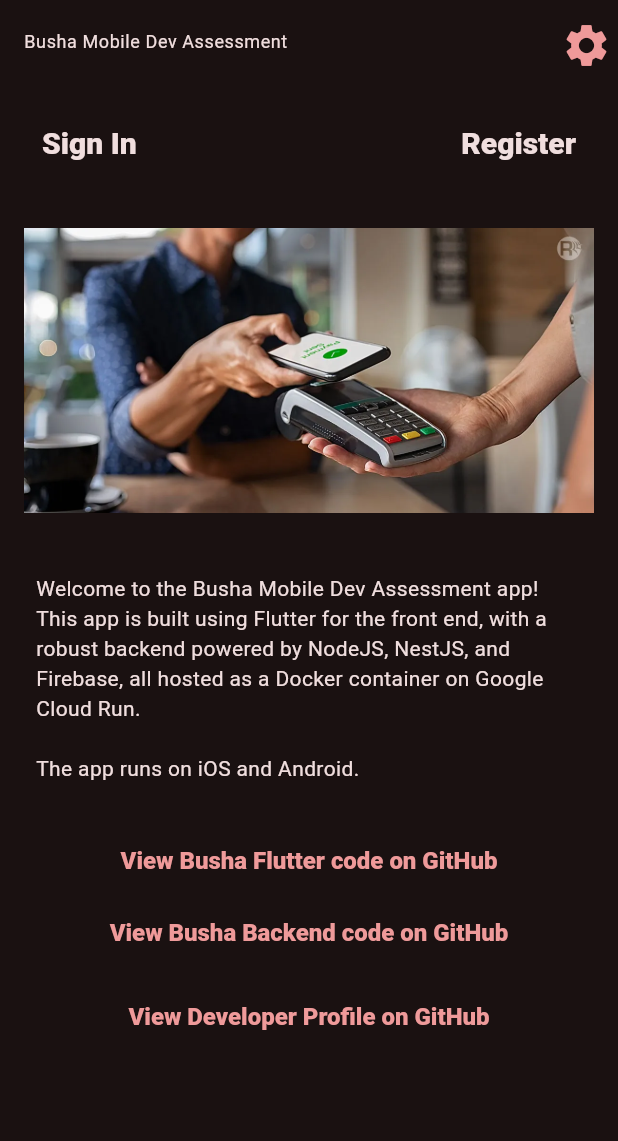
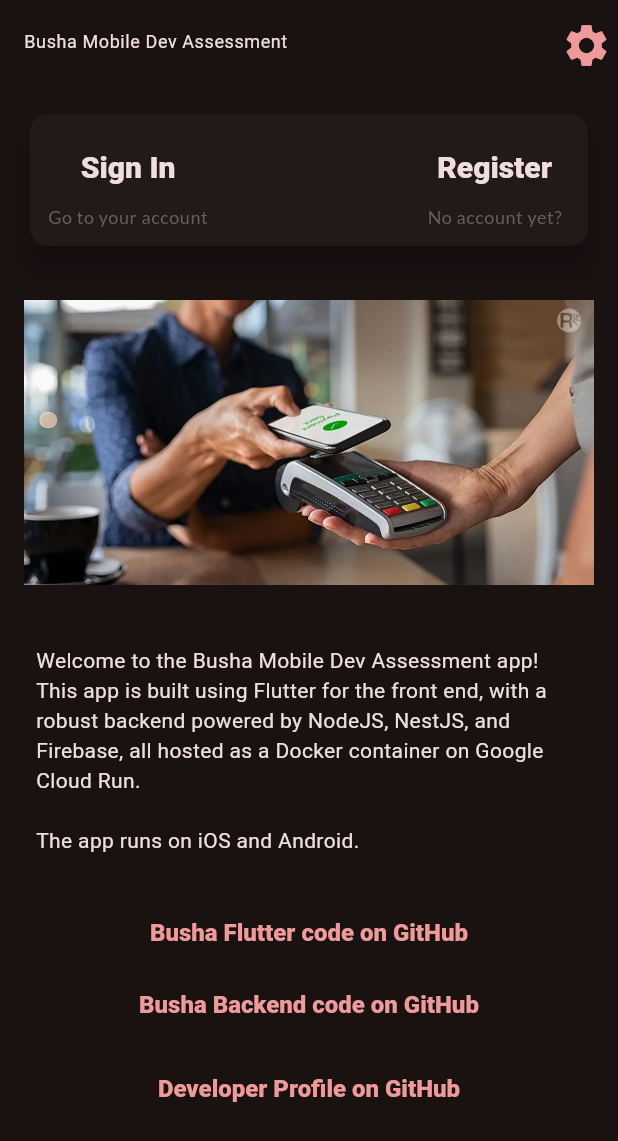
Before and after one commit to malengatiger/test_flutter, a Flutter app: the screen it shows after launch, on a phone screen of 412 x 824 dp. Shown: the top 1141 px of the screen. Run offline on Flutter 3.47's test engine with Material 3 defaults, Android fonts, the phone set to English and light mode, and no system bars; our stand-ins replace badges, carousel_slider, cloud_firestore, email_validator, firebase_auth, firebase_core and 7 more; missing offline and left inert: flutter_analog_clock, flutter_settings_ui, pretty_print_json; accounts and stored records are empty; network calls fail.

Commit message:
🍎cleaned up!

```diff
--- a/lib/services/blockchain.dart
+++ b/lib/services/blockchain.dart
@@ -60,6 +60,9 @@ class BlockchainService {
       if (resp.statusCode == 200) {
         var mJson = jsonDecode(resp.body);
         block = TezosBlock.fromJson(mJson);
+      } else {
+        throw Exception('Failed to get Tezos block: Bad status code: ${resp.statusCode}');
+
       }
     } catch (e,s) {
       pp('$e $s');
--- a/lib/services/net.dart
+++ b/lib/services/net.dart
@@ -36,8 +36,9 @@ class Net {
       {required String path,
       required Map<String, dynamic> data,
       required String token}) async {
-    pp('$mm post: ... Calling $path - data: $data');
     var mUrl = '${getBushaUrl()}$path';
+    pp('$mm post: ... Calling $mUrl \ndata: $data');
+
     late http.Response resp;
     try {
       resp = await http.post(Uri.parse(mUrl), body: data);
--- a/lib/ui/dashboard/dash_widget.dart
+++ b/lib/ui/dashboard/dash_widget.dart
@@ -105,6 +105,7 @@ class DashWidgetState extends State<DashWidget>
     var nf = NumberFormat('###,###,###,###');
     return Scaffold(
       appBar: AppBar(
+        leading: gapW8,
         title: Text(
           'Busha Dashboard',
           style: myTextStyleMediumBoldPrimaryColor(context),
@@ -278,7 +279,7 @@ class DashWidgetState extends State<DashWidget>
           BottomNavigationBarItem(
               icon: const Icon(
                 Icons.ac_unit,
-                color: Colors.amber,
+                color: Colors.pink,
               ),
               label: 'Tezos Block',
               tooltip: 'Get Tezos Block',
--- a/lib/ui/landing/landing_page.dart
+++ b/lib/ui/landing/landing_page.dart
@@ -8,6 +8,7 @@ import 'package:busha_app/ui/on_boarding/user_sign_in.dart';
 import 'package:busha_app/util/functions.dart';
 import 'package:busha_app/util/navigation_util.dart';
 import 'package:busha_app/util/prefs.dart';
+import 'package:busha_app/util/toasts.dart';
 import 'package:flutter/material.dart';
 import 'package:get_it/get_it.dart';
 
@@ -63,8 +64,13 @@ class LandingPageState extends State<LandingPage>
           if (mounted) {
             setState(() {});
           }
-          await Future.delayed(const Duration(milliseconds: 2000));
+          await Future.delayed(const Duration(milliseconds: 200));
           if (mounted) {
+            showToast(
+                message:
+                    'You are registered on the Busha Assessment App. \n\n🍎🍎🍎 Welcome aboard!! ',
+                context: context);
+            Navigator.of(context).pop();
             _navigateToDashboard();
           }
         }));
@@ -75,8 +81,15 @@ class LandingPageState extends State<LandingPage>
     NavigationUtils.navigateToPage(
         context: context,
         widget: UserSignInWidget(onUserSignedIn: (u) {
-          pp('$mm user is signed in ok: ${u.toJson()}');
+          pp('$mm ... user is signed in ok: ${u.toJson()}');
+          if (mounted) {
+            showToast(
+                message:
+                    'You are signed in on the Busha Assessment App. \n\n🍎🍎🍎 Welcome back!! ',
+                context: context);
+            Navigator.of(context).pop();
             _navigateToDashboard();
+          }
         }));
   }
 
@@ -125,8 +138,8 @@ class LandingPageState extends State<LandingPage>
 
   @override
   Widget build(BuildContext context) {
-    var style =
-    myTextStyle(context, Theme.of(context).primaryColor, 16, FontWeight.w900);
+    var style = myTextStyle(
+        context, Theme.of(context).primaryColor, 16, FontWeight.w900);
     return Scaffold(
       appBar: AppBar(
         title: Text(
@@ -134,8 +147,9 @@ class LandingPageState extends State<LandingPage>
           style: Theme.of(context).textTheme.bodySmall,
         ),
         actions: [
-          AnimatedBushaLogo(onTapped: (){
-            NavigationUtils.navigateToPage(context: context, widget: const SettingsWidget());
+          AnimatedBushaLogo(onTapped: () {
+            NavigationUtils.navigateToPage(
+                context: context, widget: const SettingsWidget());
           }),
         ],
       ),
@@ -149,9 +163,16 @@ class LandingPageState extends State<LandingPage>
                   mainAxisAlignment: MainAxisAlignment.center,
                   crossAxisAlignment: CrossAxisAlignment.center,
                   children: [
-
-                    Row(
+                    Card(
+                      elevation: 8,
+                      child: Padding(
+                        padding: const EdgeInsets.all(12.0),
+                        child: Row(
                           mainAxisAlignment: MainAxisAlignment.spaceBetween,
+                          children: [
+                            SizedBox(
+                              height: 64,
+                              child: Column(
                                 children: [
                                   TextButton(
                                       onPressed: () {
@@ -161,6 +182,18 @@ class LandingPageState extends State<LandingPage>
                                         'Sign In',
                                         style: myTextStyleMediumLarge(context, 20),
                                       )),
+                                  Text(
+                                    'Go to your account',
+                                    style: myTextStyleSmallWithColor(
+                                        context, Colors.grey.shade700),
+                                  ),
+                                ],
+                              ),
+                            ),
+                            SizedBox(
+                              height: 64,
+                              child: Column(
+                                children: [
                                   TextButton(
                                       onPressed: () {
                                         _navigateToRegistration();
@@ -169,7 +202,17 @@ class LandingPageState extends State<LandingPage>
                                         'Register',
                                         style: myTextStyleMediumLarge(context, 20),
                                       )),
+                                  Text(
+                                    'No account yet?',
+                                    style: myTextStyleSmallWithColor(
+                                        context, Colors.grey.shade700),
+                                  ),
                                 ],
+                              ),
+                            ),
+                          ],
+                        ),
+                      ),
                     ),
                     gapH32,
                     AnimatedContainer(
@@ -188,22 +231,20 @@ class LandingPageState extends State<LandingPage>
                         onPressed: () {
                           _navigateToGitFrontEnd();
                         },
-                        child: Text('View Busha Flutter code on GitHub',
-                            style: style)),
+                        child:
+                            Text('Busha Flutter code on GitHub', style: style)),
                     TextButton(
                       onPressed: () {
                         _navigateToGitBackEnd();
                       },
-                      child: Text('View Busha Backend code on GitHub',
-                          style: style),
+                      child: Text('Busha Backend code on GitHub', style: style),
                     ),
                     gapH8,
                     TextButton(
                       onPressed: () {
                         _navigateToGitProfile();
                       },
-                      child: Text('View Developer Profile on GitHub',
-                          style: style),
+                      child: Text('Developer Profile on GitHub', style: style),
                     ),
                     gapH16,
                   ],
```
Also changed, not shown: lib/services/auth.dart (+38 -16 lines), lib/ui/dashboard/transaction_list.dart (+10 -31 lines), lib/ui/landing/info_page.dart (+6 -6 lines), lib/ui/on_boarding/user_registration.dart (+18 -8 lines), lib/ui/on_boarding/user_sign_in.dart (+6 -3 lines), lib/ui/tezos/tezos_blocks.dart (+9 -3 lines), 1 other file. Lines whose indentation alone changed are shown as unchanged.
